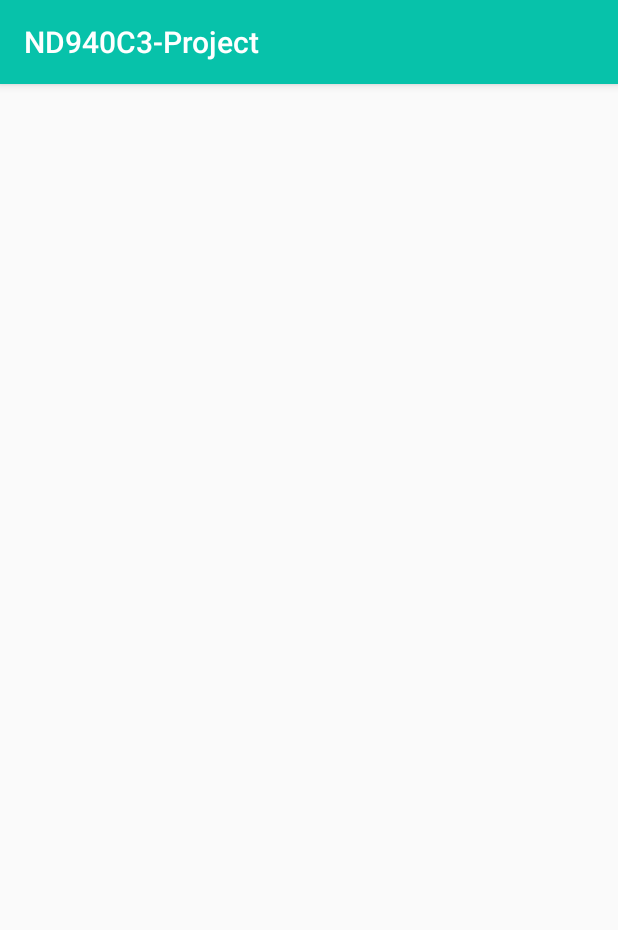
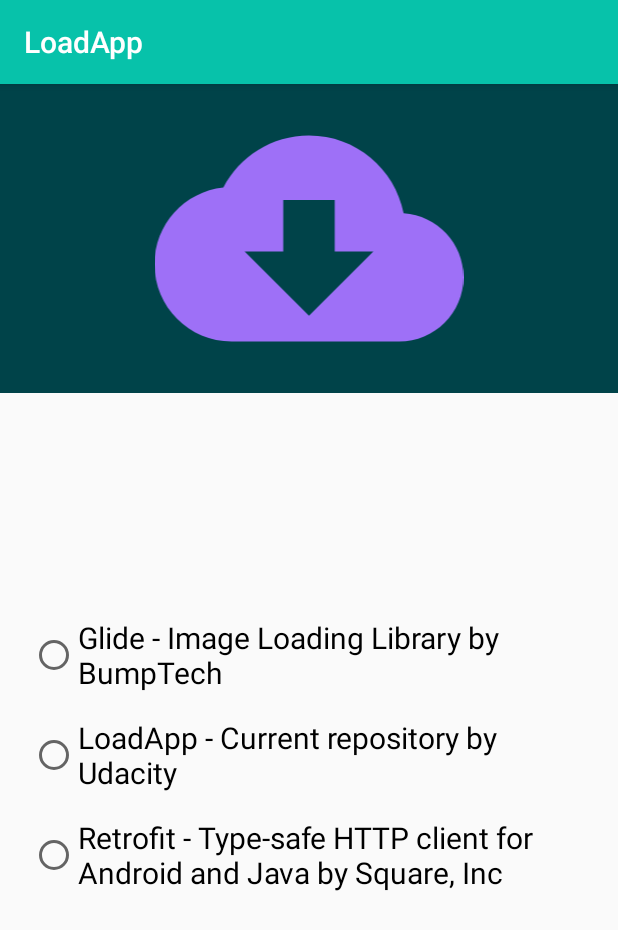
Before and after one commit to ryanw-mobile/nd940-android-kotlin-c3, an Android app: the screen it shows after launch (MainActivity), on a phone screen of 412 x 824 dp. Shown: the top 930 px of the screen. Run offline under Robolectric (Android 15) with nearby library versions, the phone set to English and light mode, and no system bars.

Commit message:
[feature] Main: basic UI layout

```diff
--- /dev/null
+++ b/app/src/main/res/drawable/ic_baseline_cloud_download_24.xml
@@ -0,0 +1,10 @@
+<vector xmlns:android="http://schemas.android.com/apk/res/android"
+    android:width="24dp"
+    android:height="24dp"
+    android:tint="@color/colorDownloadCloud"
+    android:viewportWidth="24"
+    android:viewportHeight="24">
+    <path
+        android:fillColor="@android:color/white"
+        android:pathData="M19.35,10.04C18.67,6.59 15.64,4 12,4 9.11,4 6.6,5.64 5.35,8.04 2.34,8.36 0,10.91 0,14c0,3.31 2.69,6 6,6h13c2.76,0 5,-2.24 5,-5 0,-2.64 -2.05,-4.78 -4.65,-4.96zM17,13l-5,5 -5,-5h3V9h4v4h3z" />
+</vector>
--- a/app/src/main/res/layout/content_main.xml
+++ b/app/src/main/res/layout/content_main.xml
@@ -9,14 +9,51 @@
     tools:context=".MainActivity"
     tools:showIn="@layout/activity_main">
 
+    <ImageView
+        android:id="@+id/main_image"
+        android:layout_width="match_parent"
+        android:layout_height="0dp"
+        android:background="@color/colorPrimaryDark"
+        android:scaleType="fitCenter"
+        app:layout_constraintDimensionRatio="H,16:8"
+        app:layout_constraintEnd_toEndOf="parent"
+        app:layout_constraintStart_toStartOf="parent"
+        app:layout_constraintTop_toTopOf="parent"
+        app:srcCompat="@drawable/ic_baseline_cloud_download_24" />
+
     <com.udacity.LoadingButton
         android:id="@+id/custom_button"
         android:layout_width="0dp"
+        android:layout_height="60dp"
+        android:layout_margin="@dimen/common_margin"
+        app:layout_constraintBottom_toBottomOf="parent"
+        app:layout_constraintEnd_toEndOf="parent"
+        app:layout_constraintStart_toStartOf="parent" />
+
+    <RadioGroup
+        android:id="@+id/main_radiogroup"
+        android:layout_width="match_parent"
+        android:layout_height="wrap_content"
+        android:layout_margin="@dimen/common_margin"
+        app:layout_constraintBottom_toTopOf="@+id/custom_button"
+        app:layout_constraintEnd_toEndOf="parent"
         app:layout_constraintStart_toStartOf="parent"
-        app:layout_constraintEnd_toEndOf="parent"
-        android:layout_height="60dp"
-        android:layout_margin="20dp"
-        app:layout_constraintBottom_toBottomOf="parent"
-        app:layout_constraintTop_toTopOf="parent" />
+        app:layout_constraintTop_toBottomOf="@+id/main_image">
+
+        <RadioButton
+            android:id="@+id/radio_glide"
+            style="@style/radiobutton"
+            android:text="@string/radio_glide" />
+
+        <RadioButton
+            android:id="@+id/radio_loadapp"
+            style="@style/radiobutton"
+            android:text="@string/radio_loadapp" />
+
+        <RadioButton
+            android:id="@+id/radio_retrofit"
+            style="@style/radiobutton"
+            android:text="@string/radio_retrofit" />
+    </RadioGroup>
 
 </androidx.constraintlayout.widget.ConstraintLayout>
--- a/app/src/main/res/values/colors.xml
+++ b/app/src/main/res/values/colors.xml
@@ -4,4 +4,5 @@
     <color name="colorPrimaryDark">#004349</color>
     <color name="colorAccent">#F9A825</color>
     <color name="white">#FFFFFF</color>
+    <color name="colorDownloadCloud">#9E70F7</color>
 </resources>
--- a/app/src/main/res/values/dimens.xml
+++ b/app/src/main/res/values/dimens.xml
@@ -2,4 +2,6 @@
     <dimen name="fab_margin">16dp</dimen>
 
     <dimen name="default_text_size">20sp</dimen>
+    <dimen name="common_margin">20dp</dimen>
+    <dimen name="small_margin">8dp</dimen>
 </resources>
--- a/app/src/main/res/values/strings.xml
+++ b/app/src/main/res/values/strings.xml
@@ -1,5 +1,5 @@
 <resources>
-    <string name="app_name">ND940C3-Project</string>
+    <string name="app_name">LoadApp</string>
     <string name="app_description">Download files from Internet</string>
     <string name="action_settings">Settings</string>
 
@@ -11,4 +11,7 @@
     <string name="button_name">Click me</string>
     <string name="button_loading">We are loading </string>
     <string name="title_activity_detail">DetailActivity</string>
+    <string name="radio_glide">Glide - Image Loading Library by BumpTech</string>
+    <string name="radio_loadapp">LoadApp - Current repository by Udacity</string>
+    <string name="radio_retrofit">Retrofit - Type-safe HTTP client for Android and Java by Square, Inc</string>
 </resources>
--- a/app/src/main/res/values/styles.xml
+++ b/app/src/main/res/values/styles.xml
@@ -17,4 +17,12 @@
 
     <style name="AppTheme.PopupOverlay" parent="ThemeOverlay.AppCompat.Light" />
 
+    <style name="radiobutton" parent="Widget.AppCompat.CompoundButton.RadioButton">
+        <item name="android:layout_width">match_parent</item>
+        <item name="android:layout_height">wrap_content</item>
+        <item name="android:layout_marginTop">@dimen/small_margin</item>
+        <item name="android:layout_marginBottom">@dimen/small_margin</item>
+        <item name="android:textSize">20sp</item>
+    </style>
+
 </resources>
```
